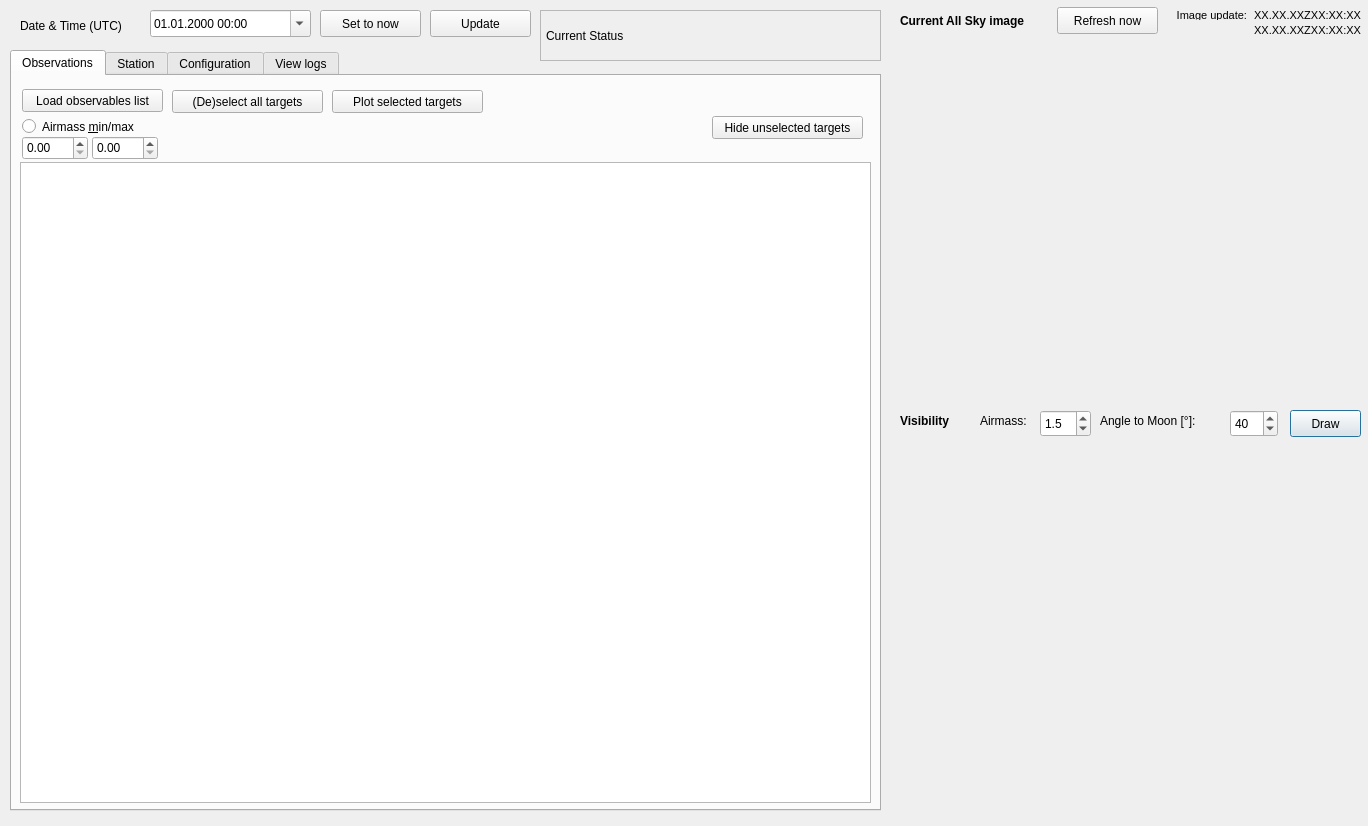
This is pouet/design.ui in vbonvin/POUET as Qt 5 draws it before an edit. The edited form follows.
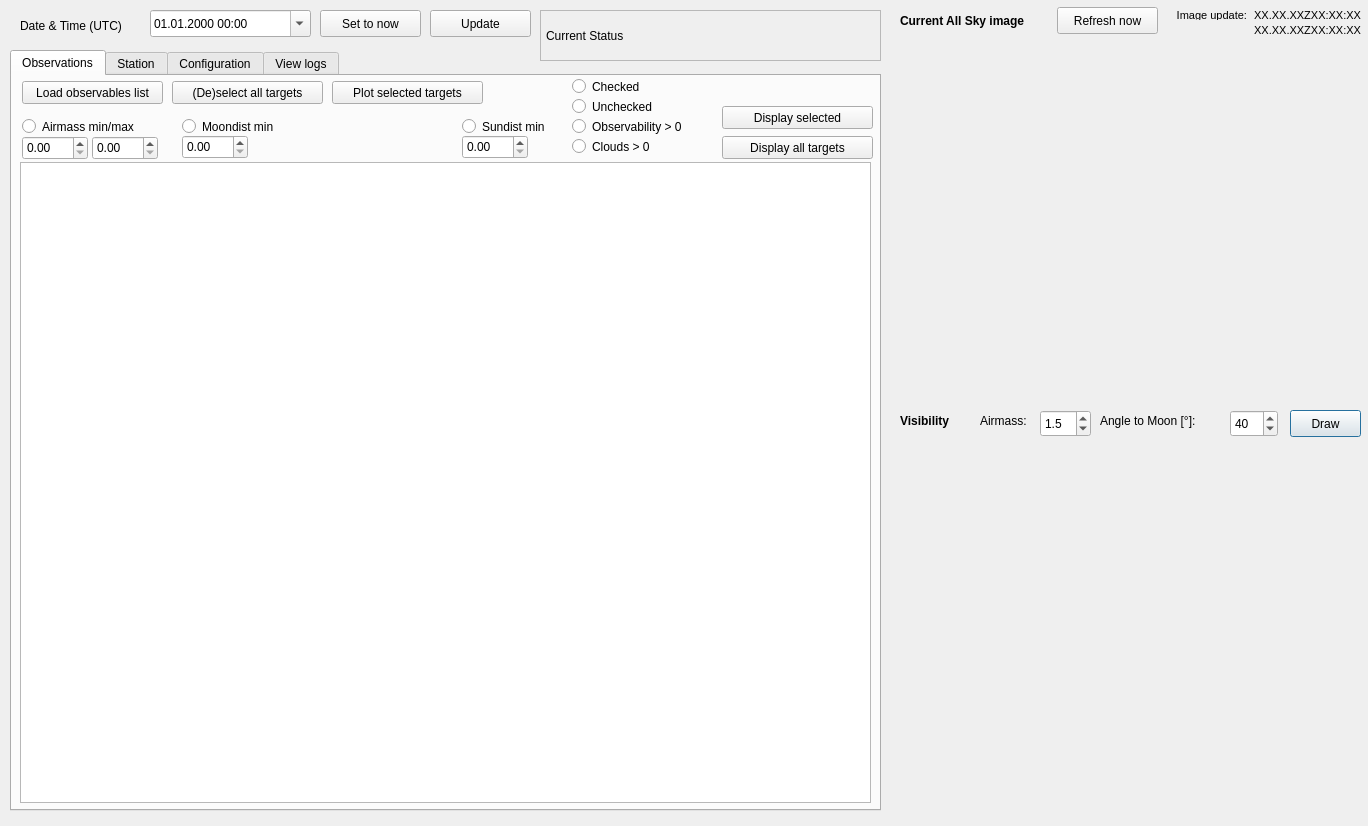
This is the edited form.

Diff of the .ui file:
```diff
--- a/pouet/design.ui
+++ b/pouet/design.ui
@@ -236,7 +236,7 @@
      <property name="geometry">
       <rect>
        <x>10</x>
-       <y>13</y>
+       <y>5</y>
        <width>141</width>
        <height>23</height>
       </rect>
@@ -283,7 +283,7 @@
      <property name="geometry">
       <rect>
        <x>320</x>
-       <y>14</y>
+       <y>5</y>
        <width>151</width>
        <height>23</height>
       </rect>
@@ -296,7 +296,7 @@
      <property name="geometry">
       <rect>
        <x>160</x>
-       <y>14</y>
+       <y>5</y>
        <width>151</width>
        <height>23</height>
       </rect>
@@ -308,14 +308,14 @@
     <widget class="QPushButton" name="hideUnselectedObs">
      <property name="geometry">
       <rect>
-       <x>700</x>
-       <y>40</y>
+       <x>710</x>
+       <y>30</y>
        <width>151</width>
        <height>23</height>
       </rect>
      </property>
      <property name="text">
-      <string>Hide unselected targets</string>
+      <string>Display selected</string>
      </property>
     </widget>
     <widget class="QRadioButton" name="toggleAirmassObs">
@@ -328,7 +328,7 @@
       </rect>
      </property>
      <property name="text">
-      <string>Airmass &amp;min/max</string>
+      <string>Airmass min/max</string>
      </property>
     </widget>
     <widget class="QDoubleSpinBox" name="airmassMinObs">
@@ -351,6 +351,117 @@
       </rect>
      </property>
     </widget>
+    <widget class="QPushButton" name="displayAllObs">
+     <property name="geometry">
+      <rect>
+       <x>710</x>
+       <y>60</y>
+       <width>151</width>
+       <height>23</height>
+      </rect>
+     </property>
+     <property name="text">
+      <string>Display all targets</string>
+     </property>
+    </widget>
+    <widget class="QRadioButton" name="toggleMoondistObs">
+     <property name="geometry">
+      <rect>
+       <x>170</x>
+       <y>40</y>
+       <width>131</width>
+       <height>21</height>
+      </rect>
+     </property>
+     <property name="text">
+      <string>Moondist min</string>
+     </property>
+    </widget>
+    <widget class="QDoubleSpinBox" name="moondistMinObs">
+     <property name="geometry">
+      <rect>
+       <x>170</x>
+       <y>59</y>
+       <width>66</width>
+       <height>24</height>
+      </rect>
+     </property>
+    </widget>
+    <widget class="QDoubleSpinBox" name="sundistMinObs">
+     <property name="geometry">
+      <rect>
+       <x>450</x>
+       <y>59</y>
+       <width>66</width>
+       <height>24</height>
+      </rect>
+     </property>
+    </widget>
+    <widget class="QRadioButton" name="toggleSundistObs">
+     <property name="geometry">
+      <rect>
+       <x>450</x>
+       <y>40</y>
+       <width>101</width>
+       <height>21</height>
+      </rect>
+     </property>
+     <property name="text">
+      <string>Sundist min</string>
+     </property>
+    </widget>
+    <widget class="QRadioButton" name="toggleUncheckedObs">
+     <property name="geometry">
+      <rect>
+       <x>560</x>
+       <y>20</y>
+       <width>131</width>
+       <height>21</height>
+      </rect>
+     </property>
+     <property name="text">
+      <string>Unchecked</string>
+     </property>
+    </widget>
+    <widget class="QRadioButton" name="toggleObservabilityObs">
+     <property name="geometry">
+      <rect>
+       <x>560</x>
+       <y>40</y>
+       <width>131</width>
+       <height>21</height>
+      </rect>
+     </property>
+     <property name="text">
+      <string>Observability &gt; 0</string>
+     </property>
+    </widget>
+    <widget class="QRadioButton" name="toggleCloudsObs">
+     <property name="geometry">
+      <rect>
+       <x>560</x>
+       <y>60</y>
+       <width>131</width>
+       <height>21</height>
+      </rect>
+     </property>
+     <property name="text">
+      <string>Clouds &gt; 0</string>
+     </property>
+    </widget>
+    <widget class="QRadioButton" name="toggleCheckedObs">
+     <property name="geometry">
+      <rect>
+       <x>560</x>
+       <y>0</y>
+       <width>131</width>
+       <height>21</height>
+      </rect>
+     </property>
+     <property name="text">
+      <string>Checked</string>
+     </property>
+    </widget>
    </widget>
    <widget class="QWidget" name="weather">
     <attribute name="title">
```
Left out of the diff: 2 changed lines with no effect on the pictures.
